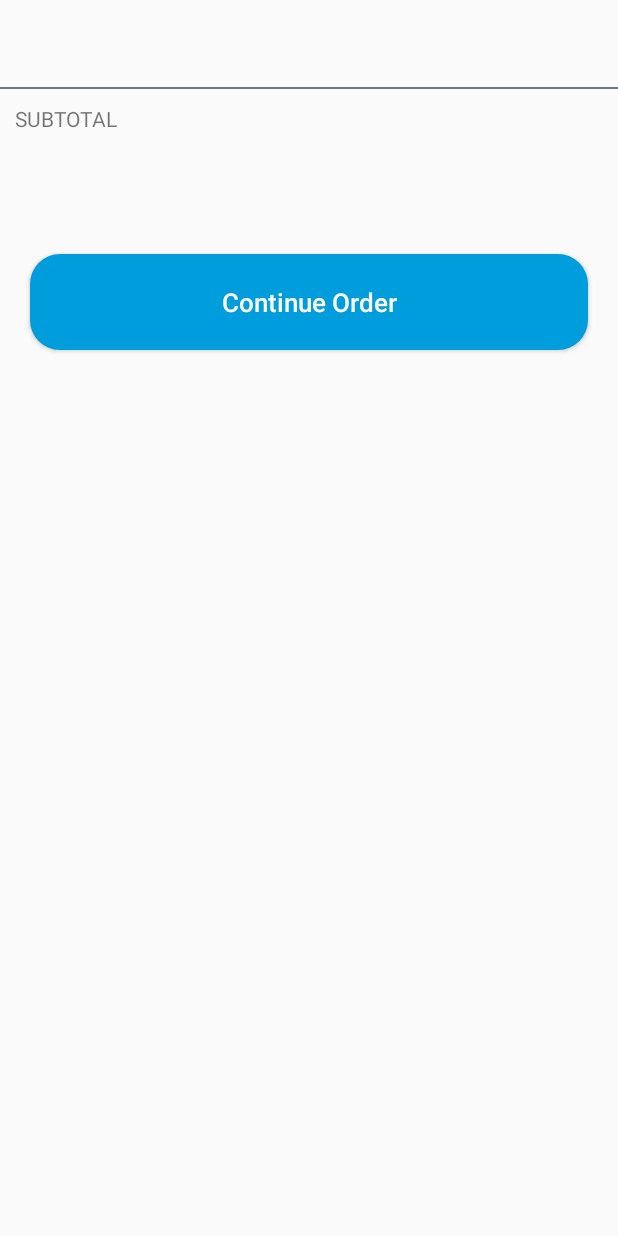
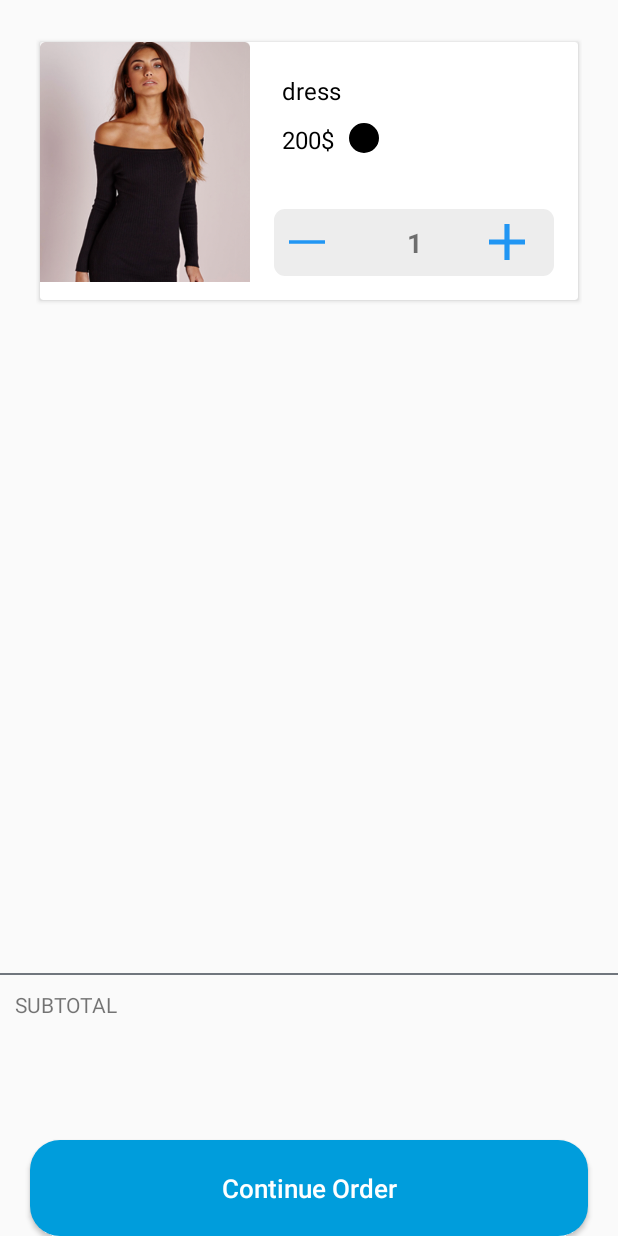
Before and after one commit to HodaTabasi/app, an Android app: the fragment CartFragment shown on its own in the app's theme, on a phone screen of 412 x 824 dp. Run offline under Robolectric (Android 15) with nearby library versions, the phone set to English and light mode, and no system bars; libraries missing offline, so code that uses them is left out: com.facebook.accountkit.

Commit message:
conncet between fragment

```diff
--- a/app/src/main/java/com/shoppingapp/Adapter/ItemCartAdapter.java
+++ b/app/src/main/java/com/shoppingapp/Adapter/ItemCartAdapter.java
@@ -39,8 +39,8 @@ public RecyclerViewHolders onCreateViewHolder(ViewGroup parent, int viewType) {
 @Override
 public void onBindViewHolder(RecyclerViewHolders holder, int position) {
        holder.itemName.setText(itemCartList.get(position).getName());
-       holder.itemPrice.setText((int) itemCartList.get(position).getPrice());
-       holder.itemColor.setText(itemCartList.get(position).getColor());
+       holder.itemPrice.setText( itemCartList.get(position).getPrice());
+    //   holder.itemColor.setBackgroundColor(itemCartList.get(position).getColor());
        holder.itemQuantity.setText(itemCartList.get(position).getQuantity());
        holder.itemImg.setImageResource(itemCartList.get(position).getImag());
         }
@@ -53,7 +53,8 @@ public int getItemCount() {
 public class RecyclerViewHolders extends RecyclerView.ViewHolder{
 
 
-    public TextView itemName ,itemPrice ,itemColor,itemQuantity;
+    public TextView itemName ,itemPrice ,itemQuantity;
+    View itemColor;
     public ImageView itemImg ;
 
 
--- a/app/src/main/java/com/shoppingapp/Dialog/filterDialog.java
+++ b/app/src/main/java/com/shoppingapp/Dialog/filterDialog.java
@@ -4,6 +4,7 @@ import android.app.Dialog;
 import android.content.Context;
 import android.os.Bundle;
 import android.support.annotation.NonNull;
+import android.view.ViewGroup;
 import android.view.Window;
 
 import com.shoppingapp.R;
@@ -24,5 +25,7 @@ public class filterDialog extends Dialog {
         super.onCreate(savedInstanceState);
         requestWindowFeature(Window.FEATURE_NO_TITLE);
         setContentView(R.layout.filter_dialog);
+
+        getWindow().setLayout(ViewGroup.LayoutParams.MATCH_PARENT,ViewGroup.LayoutParams.MATCH_PARENT);
     }
 }
--- a/app/src/main/java/com/shoppingapp/Fragment/CartFragment.java
+++ b/app/src/main/java/com/shoppingapp/Fragment/CartFragment.java
@@ -3,13 +3,21 @@ package com.shoppingapp.Fragment;
 
 import android.os.Bundle;
 import android.support.v4.app.Fragment;
+import android.support.v7.widget.LinearLayoutManager;
+import android.support.v7.widget.RecyclerView;
 import android.view.LayoutInflater;
 import android.view.View;
 import android.view.ViewGroup;
 import android.widget.Button;
+import android.widget.LinearLayout;
 
+import com.shoppingapp.Adapter.ItemCartAdapter;
 import com.shoppingapp.FragmentsUtil;
+import com.shoppingapp.Model.ItemCart;
 import com.shoppingapp.R;
+
+import java.util.ArrayList;
+import java.util.List;
 
 
 /**
@@ -17,6 +25,9 @@ import com.shoppingapp.R;
  */
 public class CartFragment extends Fragment {
    Button checkout ;
+    RecyclerView cartView ;
+    ItemCartAdapter itemCartAdapter ;
+    List<ItemCart> itemCartList;
 
     public CartFragment() {
         // Required empty public constructor
@@ -29,6 +40,14 @@ public class CartFragment extends Fragment {
         // Inflate the layout for this fragment
          View view = inflater.inflate(R.layout.fragment_cart, container, false);
         checkout = view.findViewById(R.id.chechout);
+        cartView = view.findViewById(R.id.cart_recycler);
+        itemCartList = new ArrayList<>();
+        itemCartList.add(new ItemCart("1","dress","200","1",R.drawable.dress));
+        LinearLayoutManager manager = new LinearLayoutManager(getContext(), LinearLayoutManager.VERTICAL,false);
+        cartView.setLayoutManager(manager);
+        itemCartAdapter = new ItemCartAdapter(getActivity(),itemCartList);
+        cartView.setAdapter(itemCartAdapter);
+
         checkout.setOnClickListener(new View.OnClickListener() {
             @Override
             public void onClick(View view) {
--- a/app/src/main/java/com/shoppingapp/Model/ItemCart.java
+++ b/app/src/main/java/com/shoppingapp/Model/ItemCart.java
@@ -7,28 +7,21 @@ package com.shoppingapp.Model;
 public class ItemCart {
     String id ;
     String name;
-    double price ;
-    String color;
-    int quantity;
+    String price ;
+    int color;
+    String quantity;
     int imag;
 
 
-
-    public ItemCart(String id, String name, double price, String color, int quantity) {
+    public ItemCart(String id, String name, String price, String quantity, int imag) {
         this.id = id;
         this.name = name;
         this.price = price;
         this.color = color;
         this.quantity = quantity;
+        this.imag = imag;
     }
 
-    public int getImag() {
-        return imag;
-    }
-
-    public void setImag(int imag) {
-        this.imag = imag;
-    }
     public String getId() {
         return id;
     }
@@ -45,27 +38,35 @@ public class ItemCart {
         this.name = name;
     }
 
-    public double getPrice() {
+    public String getPrice() {
         return price;
     }
 
-    public void setPrice(double price) {
+    public void setPrice(String price) {
         this.price = price;
     }
 
-    public String getColor() {
+    public int getColor() {
         return color;
     }
 
-    public void setColor(String color) {
+    public void setColor(int color) {
         this.color = color;
     }
 
-    public int getQuantity() {
+    public String getQuantity() {
         return quantity;
     }
 
-    public void setQuantity(int quantity) {
+    public void setQuantity(String quantity) {
         this.quantity = quantity;
     }
+
+    public int getImag() {
+        return imag;
+    }
+
+    public void setImag(int imag) {
+        this.imag = imag;
+    }
 }
--- a/app/src/main/res/layout/fragment_cart.xml
+++ b/app/src/main/res/layout/fragment_cart.xml
@@ -1,16 +1,28 @@
 <?xml version="1.0" encoding="utf-8"?>
-<LinearLayout xmlns:android="http://schemas.android.com/apk/res/android"
+<RelativeLayout xmlns:android="http://schemas.android.com/apk/res/android"
     android:layout_width="match_parent"
     android:layout_height="match_parent"
-    android:orientation="vertical">
-
+  >
+    <LinearLayout
+        android:layout_width="match_parent"
+        android:layout_height="match_parent">
         <android.support.v7.widget.RecyclerView
             android:layout_width="match_parent"
             android:layout_height="wrap_content"
             android:id="@+id/cart_recycler"
             android:padding="8dp"
-        android:layout_margin="16dp"
+            android:layout_marginTop="16dp"
+            android:layout_marginStart="16dp"
+            android:layout_marginEnd="16dp"
+            android:layout_marginBottom="30dp"
             ></android.support.v7.widget.RecyclerView>
+
+    </LinearLayout>
+    <LinearLayout
+        android:layout_width="match_parent"
+        android:layout_height="wrap_content"
+        android:orientation="vertical"
+        android:layout_alignParentBottom="true">
         <View
             android:id="@+id/split"
             android:layout_width="match_parent"
@@ -50,4 +62,10 @@
             android:gravity="center"
             android:textSize="17sp"
             android:id="@+id/chechout"/>
+
     </LinearLayout>
+
+
+
+
+</RelativeLayout>
--- a/app/src/main/res/layout/nav_header_main.xml
+++ b/app/src/main/res/layout/nav_header_main.xml
@@ -11,7 +11,8 @@
     android:paddingTop="@dimen/activity_vertical_margin"
     android:theme="@style/ThemeOverlay.AppCompat.Dark"
     android:orientation="horizontal"
-    android:gravity="bottom">
+    android:gravity="bottom"
+    android:id="@+id/header">
 
     <ImageView
         android:layout_width="wrap_content"
```
Also changed, not shown: app/src/main/java/com/shoppingapp/Activity/MainActivity.java (+19 -5 lines), app/src/main/java/com/shoppingapp/Fragment/EditProfileFragment.java (added, +27 -0 lines), app/src/main/res/layout/filter_dialog.xml (+22 -8 lines), app/src/main/res/drawable/study.jpg, app/src/main/res/layout/fragment_profile.xml (renamed from app/src/main/res/layout/profile_fragment.xml). Lines whose indentation alone changed are shown as unchanged.
